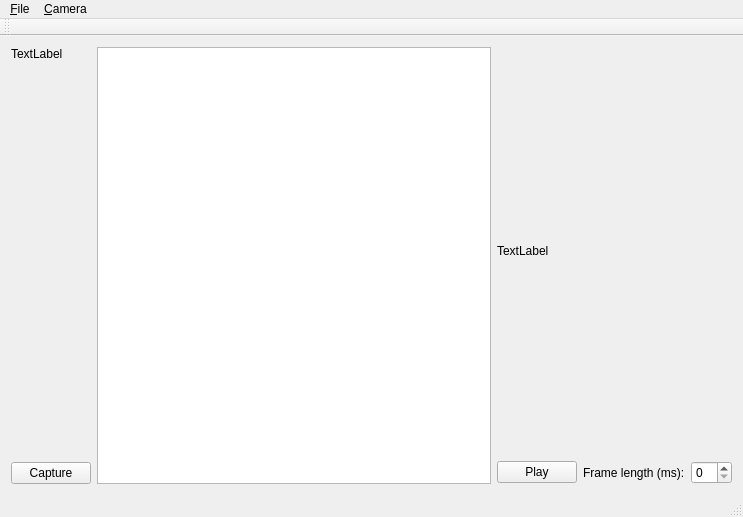
First picture: the form in source/mainwindow.ui, repository itai2/stopmotion, before the edit.
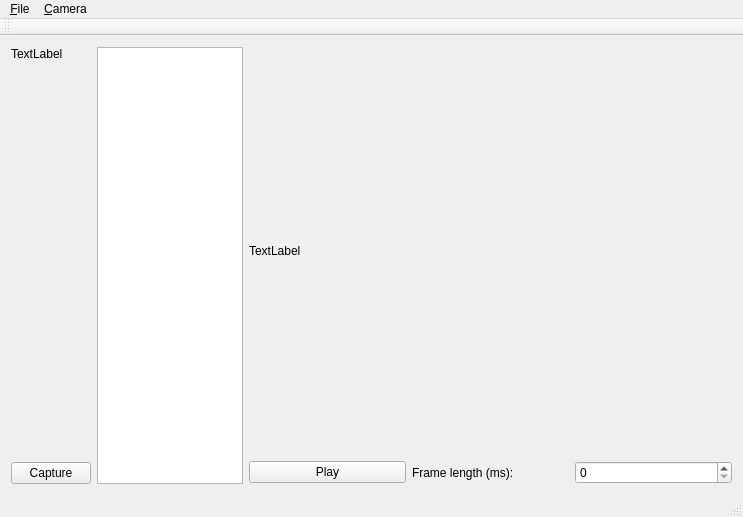
Second picture: the form after the edit. Custom widgets are drawn as their Qt base class.

Commit message: re-introduced resize event, minimim size for play image

Patch:
```diff
--- a/source/mainwindow.ui
+++ b/source/mainwindow.ui
@@ -51,6 +51,12 @@
        <layout class="QVBoxLayout" name="verticalLayout_2" stretch="1,0">
         <item>
          <widget class="QLabel" name="_movie">
+          <property name="minimumSize">
+           <size>
+            <width>483</width>
+            <height>230</height>
+           </size>
+          </property>
           <property name="text">
            <string>TextLabel</string>
           </property>
```
The commit also changes 2 other files.
